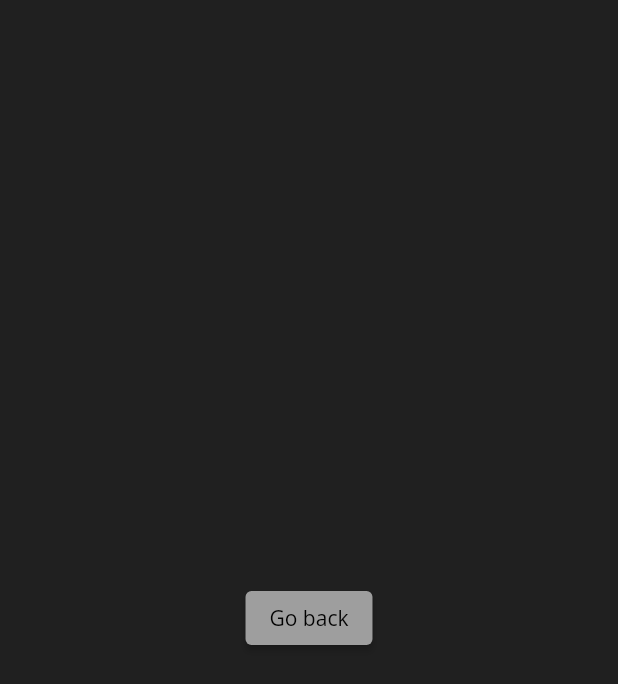
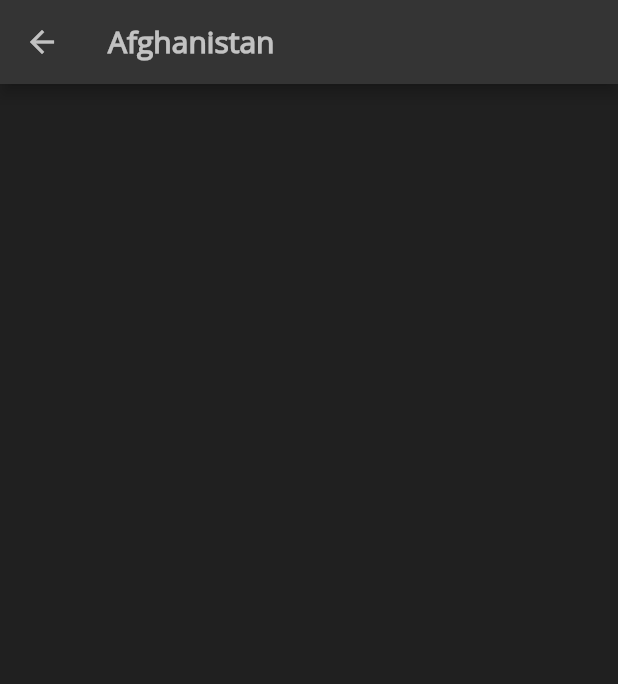
Before and after one commit to VailStrawb/travel_app, a Flutter app: the SearchPage screen opened directly, after a tap on "Afghanistan", on a phone screen of 412 x 824 dp. Shown: the top 684 px of the screen. Run offline on Flutter 3.47's test engine with Material 2 defaults, Android fonts, the phone set to English and light mode, and no system bars; our stand-ins replace csv, shared_preferences; accounts and stored records are empty.

Commit message:
Write some description for my projesct

```diff
--- a/lib/country_page.dart
+++ b/lib/country_page.dart
@@ -1,18 +1,21 @@
 import 'package:flutter/material.dart';
+import 'package:travel_app/models/country.dart';
 
 class CountryPage extends StatelessWidget {
-  const CountryPage({super.key});
-
+  const CountryPage({super.key, required this.country});
+  final Country country;
   @override
   Widget build(BuildContext context) {
     return Scaffold(
       backgroundColor: const Color.fromARGB(255, 32, 32, 32),
-      body: Center(
-          child: ElevatedButton(
-              onPressed: () {
-                Navigator.pop(context);
-              },
-              child: Text('Go back'))),
+      appBar: AppBar(
+        iconTheme: const IconThemeData(color: Colors.white70),
+        title: Text(
+          country.name,
+          style: const TextStyle(color: Colors.white70, fontWeight: FontWeight.w600),
+        ),
+        backgroundColor: const Color.fromARGB(255, 52, 52, 52),
+      ),
     );
   }
 }
--- a/lib/ui/common_widgets/search_page.dart
+++ b/lib/ui/common_widgets/search_page.dart
@@ -52,7 +52,8 @@ class _SearchPageState extends State<SearchPage> {
                 color: const Color.fromARGB(255, 42, 42, 42),
                 child: InkWell(
                   onTap: () {
-                    Navigator.push(context, MaterialPageRoute(builder: (context) => const CountryPage()));
+                    Navigator.push(
+                        context, MaterialPageRoute(builder: (context) => CountryPage(country: _data[index])));
                   },
                   child: Padding(
                     padding: const EdgeInsets.all(15.0),
@@ -61,8 +62,8 @@ class _SearchPageState extends State<SearchPage> {
                       children: [
                         Expanded(
                           child: Text(
-                            '${_data[index].name}',
-                            style: const TextStyle(fontSize: 20, color: Colors.white70, fontWeight: FontWeight.w600),
+                            _data[index].name,
+                            style: const TextStyle(fontSize: 18, color: Colors.white70, fontWeight: FontWeight.w600),
                           ),
                         ),
                         IconButton(
```
Also changed, not shown: lib/main.dart (line endings or trailing spaces), 1 other file.
